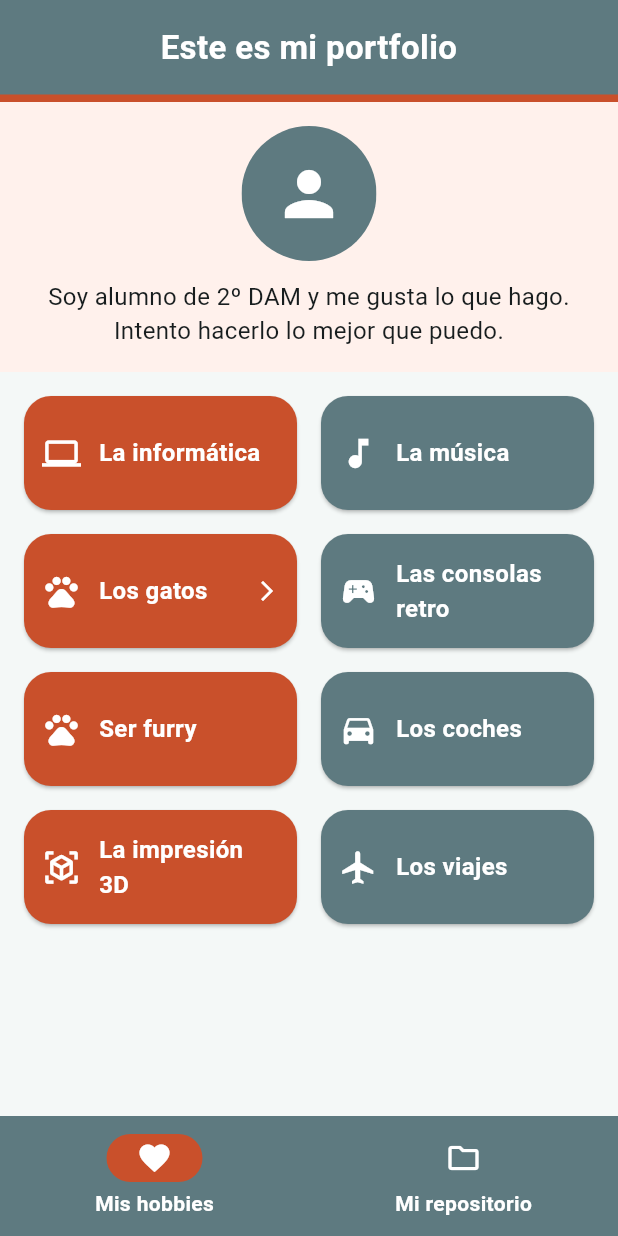
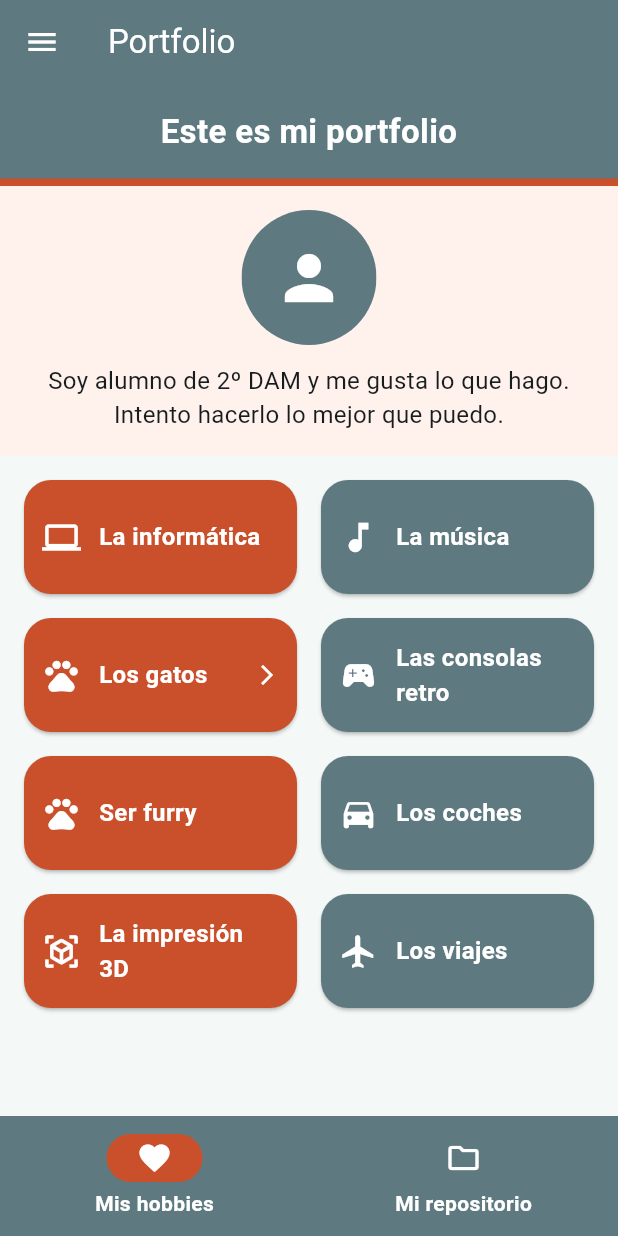
Before and after one commit to Catsandi06/PGL-P2-MyPortfolio, a Flutter app: the PortfolioPage screen opened by its route, on a phone screen of 412 x 824 dp. Run offline on Flutter 3.47's test engine with Material 3 defaults, Android fonts, the light colour scheme and no system bars; our stand-ins replace go_router, qr_flutter; network calls fail.

Commit message:
fix: show drawer access in portfolio

```diff
--- a/lib/pages/portfolio_page.dart
+++ b/lib/pages/portfolio_page.dart
@@ -39,6 +39,11 @@ class _PortfolioPageState extends State<PortfolioPage> {
     return Scaffold(
       backgroundColor: _surface,
       drawer: const PortfolioDrawer(),
+      appBar: AppBar(
+        title: const Text('Portfolio'),
+        backgroundColor: _teal,
+        foregroundColor: Colors.white,
+      ),
       body: SafeArea(
         child: Column(
           children: [
```
Also changed, not shown: 1 other file.
